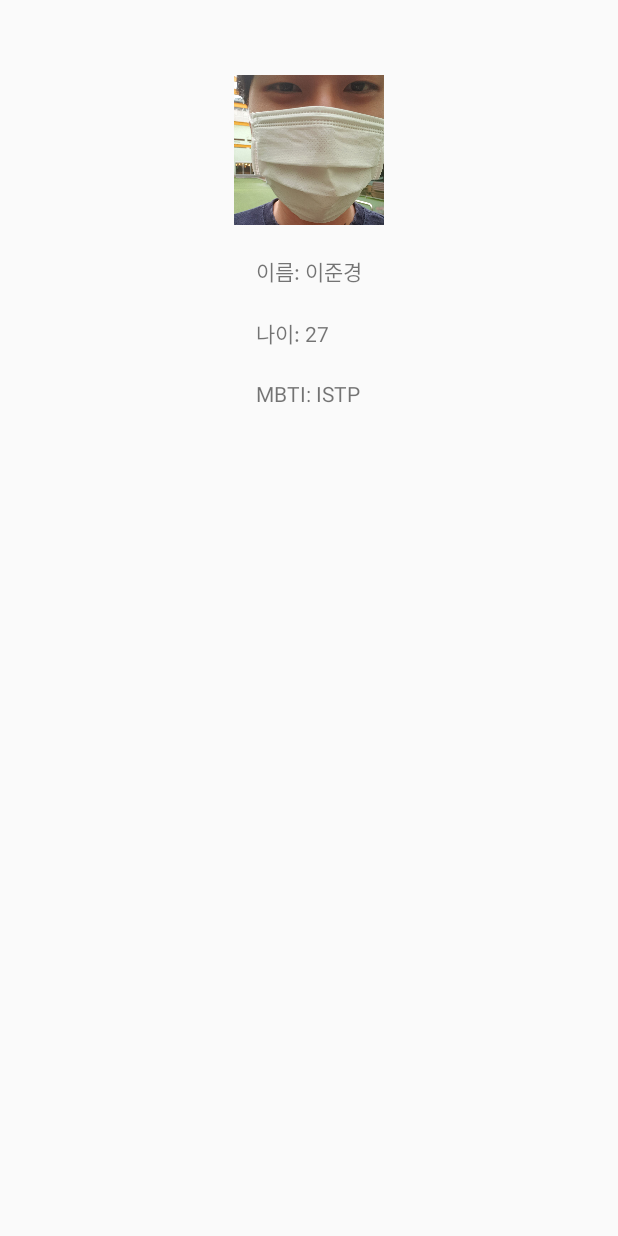
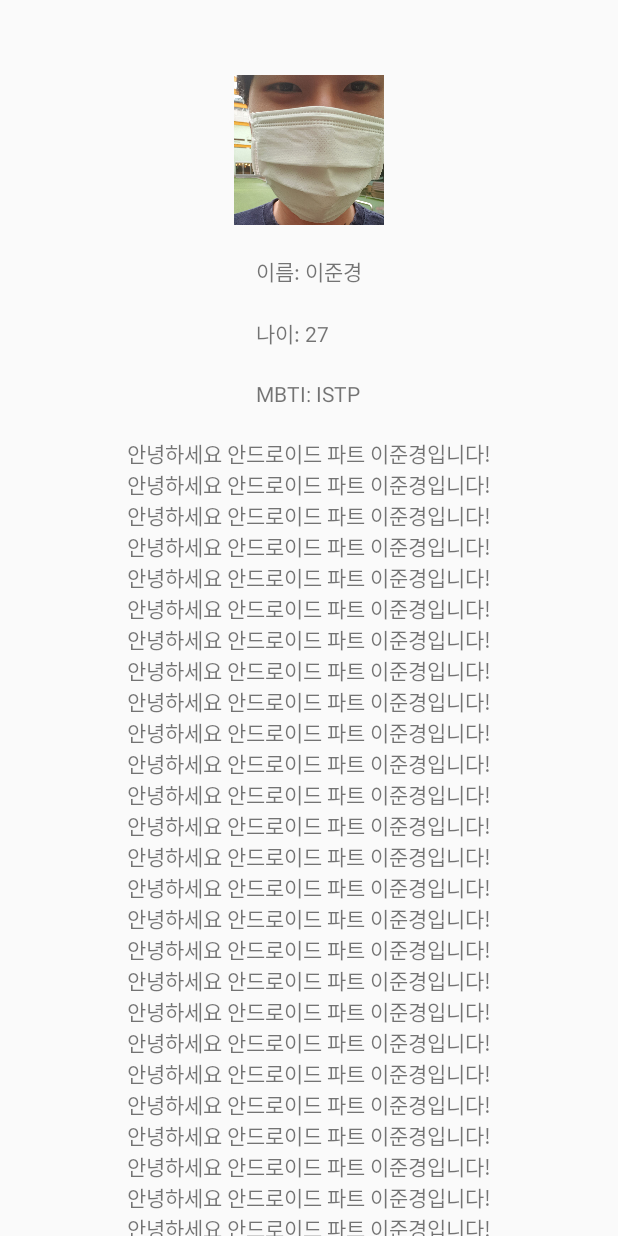
Before and after one commit to 30th-THE-SOPT-Android-Part/Android-JoonKyung, an Android app: the HomeActivity screen opened directly, with no data from a screen before it, on a phone screen of 412 x 824 dp. Run offline under Robolectric (Android 15) with nearby library versions, the phone set to English and light mode, and no system bars.

Commit message:
feat: 성장 과제 2-2

```diff
--- a/app/src/main/res/layout/activity_home.xml
+++ b/app/src/main/res/layout/activity_home.xml
@@ -1,48 +1,67 @@
 <?xml version="1.0" encoding="utf-8"?>
-<androidx.constraintlayout.widget.ConstraintLayout xmlns:android="http://schemas.android.com/apk/res/android"
+<androidx.core.widget.NestedScrollView xmlns:android="http://schemas.android.com/apk/res/android"
     xmlns:app="http://schemas.android.com/apk/res-auto"
     xmlns:tools="http://schemas.android.com/tools"
     android:layout_width="match_parent"
     android:layout_height="match_parent"
     tools:context=".HomeActivity">
 
+    <androidx.constraintlayout.widget.ConstraintLayout
+        android:layout_width="match_parent"
+        android:layout_height="match_parent">
+
         <ImageView
-        android:layout_width="100dp"
             android:id="@+id/home_profile_iv"
+            android:layout_width="0dp"
+            android:layout_height="100dp"
+            android:layout_marginTop="50dp"
+            android:scaleType="fitXY"
+            android:src="@drawable/profile"
+            app:layout_constraintDimensionRatio="1:1"
+            app:layout_constraintEnd_toEndOf="parent"
             app:layout_constraintStart_toStartOf="parent"
-        app:layout_constraintEnd_toEndOf="parent"
-        app:layout_constraintTop_toTopOf="parent"
-        android:layout_marginTop="50dp"
-        android:src="@drawable/profile"
-        android:scaleType="fitXY"
-        android:layout_height="100dp"/>
+            app:layout_constraintTop_toTopOf="parent" />
 
         <TextView
             android:id="@+id/home_name_tv"
-        app:layout_constraintTop_toBottomOf="@id/home_profile_iv"
             android:layout_width="wrap_content"
+            android:layout_height="wrap_content"
             android:layout_marginTop="20dp"
+            android:text="이름: 이준경"
+            app:layout_constraintEnd_toEndOf="@id/home_profile_iv"
             app:layout_constraintStart_toStartOf="@id/home_profile_iv"
-        app:layout_constraintEnd_toEndOf="@id/home_profile_iv"
-        android:text="이름: 이준경"
-        android:layout_height="wrap_content"/>
+            app:layout_constraintTop_toBottomOf="@id/home_profile_iv" />
 
         <TextView
             android:id="@+id/home_age_tv"
-        app:layout_constraintTop_toBottomOf="@+id/home_name_tv"
             android:layout_width="wrap_content"
+            android:layout_height="wrap_content"
             android:layout_marginTop="20dp"
+            android:text="나이: 27"
             app:layout_constraintStart_toStartOf="@id/home_name_tv"
-        android:text="나이: 27"
-        android:layout_height="wrap_content"/>
+            app:layout_constraintTop_toBottomOf="@+id/home_name_tv" />
 
         <TextView
             android:id="@+id/home_mbti_tv"
-        app:layout_constraintTop_toBottomOf="@id/home_age_tv"
             android:layout_width="wrap_content"
+            android:layout_height="wrap_content"
             android:layout_marginTop="20dp"
+            android:text="MBTI: ISTP"
             app:layout_constraintStart_toStartOf="@id/home_age_tv"
-        android:text="MBTI: ISTP"
-        android:layout_height="wrap_content"/>
+            app:layout_constraintTop_toBottomOf="@id/home_age_tv" />
+
+
+        <TextView
+            android:id="@+id/home_introduce_tv"
+            android:layout_width="wrap_content"
+            android:layout_height="wrap_content"
+            android:layout_marginHorizontal="20dp"
+            android:layout_marginTop="20dp"
+            android:text="@string/introduce"
+            app:layout_constraintEnd_toEndOf="parent"
+            app:layout_constraintStart_toStartOf="parent"
+            app:layout_constraintTop_toBottomOf="@id/home_mbti_tv" />
 
     </androidx.constraintlayout.widget.ConstraintLayout>
+
+</androidx.core.widget.NestedScrollView>
--- a/app/src/main/res/values/strings.xml
+++ b/app/src/main/res/values/strings.xml
@@ -1,3 +1,4 @@
 <resources>
     <string name="app_name">SOPTLEE</string>
+    <string name="introduce">안녕하세요 안드로이드 파트 이준경입니다!\n안녕하세요 안드로이드 파트 이준경입니다!\n안녕하세요 안드로이드 파트 이준경입니다!\n안녕하세요 안드로이드 파트 이준경입니다!\n안녕하세요 안드로이드 파트 이준경입니다!\n안녕하세요 안드로이드 파트 이준경입니다!\n안녕하세요 안드로이드 파트 이준경입니다!\n안녕하세요 안드로이드 파트 이준경입니다!\n안녕하세요 안드로이드 파트 이준경입니다!\n안녕하세요 안드로이드 파트 이준경입니다!\n안녕하세요 안드로이드 파트 이준경입니다!\n안녕하세요 안드로이드 파트 이준경입니다!\n안녕하세요 안드로이드 파트 이준경입니다!\n안녕하세요 안드로이드 파트 이준경입니다!\n안녕하세요 안드로이드 파트 이준경입니다!\n안녕하세요 안드로이드 파트 이준경입니다!\n안녕하세요 안드로이드 파트 이준경입니다!\n안녕하세요 안드로이드 파트 이준경입니다!\n안녕하세요 안드로이드 파트 이준경입니다!\n안녕하세요 안드로이드 파트 이준경입니다!\n안녕하세요 안드로이드 파트 이준경입니다!\n안녕하세요 안드로이드 파트 이준경입니다!\n안녕하세요 안드로이드 파트 이준경입니다!\n안녕하세요 안드로이드 파트 이준경입니다!\n안녕하세요 안드로이드 파트 이준경입니다!\n안녕하세요 안드로이드 파트 이준경입니다!\n안녕하세요 안드로이드 파트 이준경입니다!\n안녕하세요 안드로이드 파트 이준경입니다!\n안녕하세요 안드로이드 파트 이준경입니다!\n안녕하세요 안드로이드 파트 이준경입니다!\n안녕하세요 안드로이드 파트 이준경입니다!\n안녕하세요 안드로이드 파트 이준경입니다!\n안녕하세요 안드로이드 파트 이준경입니다!\n안녕하세요 안드로이드 파트 이준경입니다!\n</string>
 </resources>
```
Lines whose indentation alone changed are shown as unchanged.
